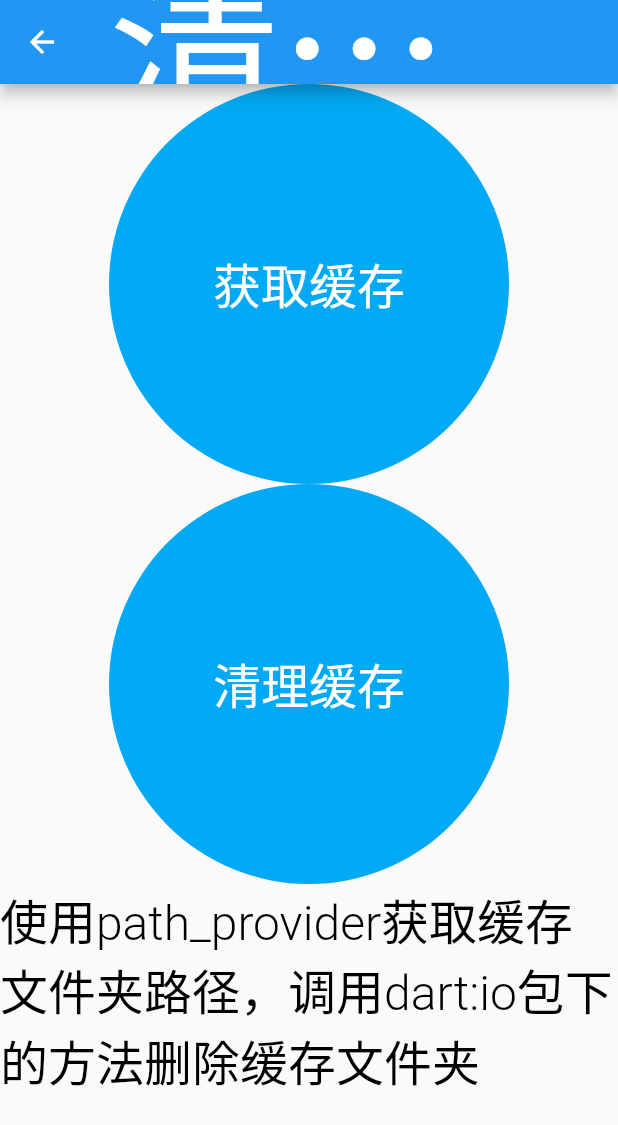
After one commit to jack0-0wu/flutter_demo, a Flutter app: the CleanCacheDemo screen opened directly, after a tap on "清理缓存", on a phone screen of 412 x 824 dp. The commit adds this screen. Shown: the top 1125 px of the screen. Run offline on Flutter 3.47's test engine with Material 2 defaults, Android fonts, the phone set to English and light mode, and no system bars; our stand-ins replace device_preview, faker, image_picker, logger; missing offline and left inert: image_crop.

Commit message:
清理app缓存代码追加

```diff
--- a/lib/config/routers.dart
+++ b/lib/config/routers.dart
@@ -1,4 +1,5 @@
 import 'package:flutter_demo/page/demo/calendar_demo/calendar_demo.dart';
+import 'package:flutter_demo/page/demo/clean_cache_demo/clean_cache_demo.dart';
 import 'package:flutter_demo/page/demo/clipping_picture/clipping_demo.dart';
 import 'package:flutter_demo/page/demo/clipping_picture/clipping_picture.dart';
 import 'package:flutter_demo/page/demo/clipping_picture/crop_demo.dart';
@@ -25,7 +26,8 @@ class Routers {
       'loggerDemo':LoggerDemo(),
       'fakerDemo':FakerDemo(),
       'calendarDemo':CalendarDemo(),
-      'jsonToModelDemo':JsonToModelDemo()
+      'jsonToModelDemo':JsonToModelDemo(),
+      'cleanCacheDemo':CleanCacheDemo()
     }
   ];
 }
--- /dev/null
+++ b/lib/page/demo/clean_cache_demo/clean_cache_demo.dart
@@ -0,0 +1,122 @@
+import 'dart:io';
+
+import 'package:flutter/cupertino.dart';
+import 'package:flutter/material.dart';
+import 'package:logger/logger.dart';
+import 'package:path_provider/path_provider.dart';
+
+import '../../../util/custom_widget.dart';
+
+/// Copyright (C), 2020-2020, flutter_demo
+/// FileName: clean_cache_demo
+/// Author: Jack
+/// Date: 2020/12/4
+/// Description:
+class CleanCacheDemo extends StatefulWidget {
+  @override
+  _CleanCacheDemoState createState() => _CleanCacheDemoState();
+}
+
+class _CleanCacheDemoState extends State<CleanCacheDemo> {
+  var logger = Logger(
+    printer: PrettyPrinter(),
+  );
+
+  ///加载缓存
+  Future<Null> loadCache() async {
+    try {
+      Directory tempDir = await getTemporaryDirectory();
+      double value = await _getTotalSizeOfFilesInDir(tempDir);
+      /*tempDir.list(followLinks: false,recursive: true).listen((file){
+          //打印每个缓存文件的路径
+        print(file.path);
+      });*/
+      print('临时目录大小: ' + value.toString());
+      setState(() {
+        // _cacheSizeStr = _renderSize(value);
+      });
+    } catch (err) {
+      print(err);
+    }
+  }
+
+  /// 递归方式 计算文件的大小
+  Future<double> _getTotalSizeOfFilesInDir(final FileSystemEntity file) async {
+    try {
+      if (file is File) {
+        int length = await file.length();
+        return double.parse(length.toString());
+      }
+      if (file is Directory) {
+        final List<FileSystemEntity> children = file.listSync();
+        double total = 0;
+        if (children != null)
+          for (final FileSystemEntity child in children)
+            total += await _getTotalSizeOfFilesInDir(child);
+        return total;
+      }
+      return 0;
+    } catch (e) {
+      print(e);
+      return 0;
+    }
+  }
+
+  void _clearCache() async {
+    //此处展示加载loading
+    try {
+      Directory tempDir = await getTemporaryDirectory();
+      //删除缓存目录
+      await delDir(tempDir);
+      await loadCache();
+      logger.d('清除缓存成功');
+      logger.d('清除缓存成功');
+    } catch (e) {
+      print(e);
+      logger.d('清除缓存失败');
+    } finally {
+      //此处隐藏加载loading
+    }
+  }
+
+  ///递归方式删除目录
+  Future<Null> delDir(FileSystemEntity file) async {
+    try {
+      if (file is Directory) {
+        final List<FileSystemEntity> children = file.listSync();
+        for (final FileSystemEntity child in children) {
+          await delDir(child);
+        }
+      }
+      await file.delete();
+    } catch (e) {
+      print(e);
+    }
+  }
+
+  @override
+  Widget build(BuildContext context) {
+    return Scaffold(
+      appBar: CustomAppBar(title: "清理应用缓存"),
+      body: ListView(
+        children: [
+          Column(
+            children: [
+              Button(
+                  text: "获取缓存",
+                  onTap: () {
+                    loadCache();
+                  }),
+              Button(
+                  text: "清理缓存",
+                  onTap: () {
+                    _clearCache();
+                  }),
+              Font(text: "使用path_provider获取缓存文件夹路径，调用dart:io包下的方法删除缓存文件夹")
+            ],
+          ),
+        ],
+      ),
+    );
+  }
+}
--- a/lib/page/demo/index/index.dart
+++ b/lib/page/demo/index/index.dart
@@ -71,6 +71,11 @@ class _IndexState extends State<Index> {
                 onTap: () {
                   RouterUtil.push(context, routerName: "jsonToModelDemo");
                 }),
+            Button(
+                text: "清理应用缓存demo",
+                onTap: () {
+                  RouterUtil.push(context, routerName: "cleanCacheDemo");
+                }),
           ],
         ),
       ),
--- a/pubspec.yaml
+++ b/pubspec.yaml
@@ -33,6 +33,10 @@ dependencies:
   faker: ^1.3.0
   # 设备预览
   device_preview: ^0.5.5
+  # 获取文件夹
+  path_provider: ^1.6.24
+  # 清理缓存
+  flutter_cache_manager: ^2.0.0
 
   # The following adds the Cupertino Icons font to your application.
   # Use with the CupertinoIcons class for iOS style icons.
```
Also changed, not shown: pubspec.lock.
